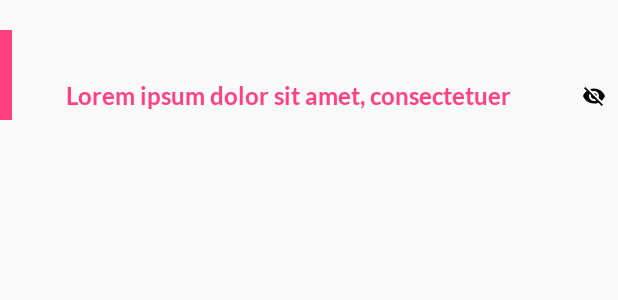
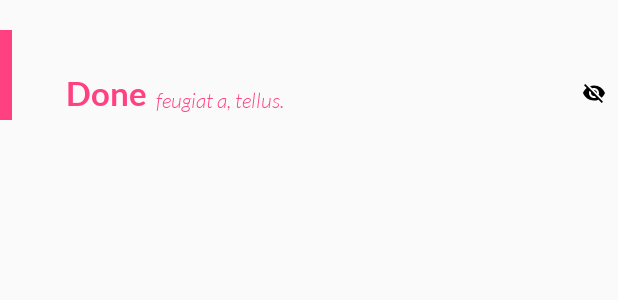
Before and after one commit to Yorxxx/playednext, an Android app: the layout gamerelation_list_header.xml on its own in the app's theme, with its tools: preview values and no code run, on a phone screen of 412 x 824 dp. Shown: the top 300 px of the screen. Run offline under Robolectric (Android 15) with nearby library versions, the phone set to English and light mode, and no system bars.

```diff
--- a/app/src/main/res/layout/gamerelation_list_header.xml
+++ b/app/src/main/res/layout/gamerelation_list_header.xml
@@ -30,12 +30,23 @@
         <com.piticlistudio.playednext.ui.widget.CustomTextView
             android:id="@+id/text"
             style="@style/GameRelationList.Cell.Header"
-            android:layout_width="0dp"
+            android:layout_width="wrap_content"
             android:layout_height="wrap_content"
             android:layout_gravity="center"
             android:layout_marginStart="@dimen/gamerelation_list_inner_items_margin"
+            android:gravity="center_vertical"
+            android:maxLines="1"
+            android:text="@string/gamerelation_list_header_title_done"/>
+
+        <com.piticlistudio.playednext.ui.widget.CustomTextView
+            android:id="@+id/subtitle"
+            style="@style/GameRelationList.Cell.Header.Subtitle"
+            android:layout_width="0dp"
+            android:layout_height="match_parent"
+            android:layout_gravity="center"
+            android:layout_marginStart="@dimen/gamerelation_list_inner_items_margin"
             android:layout_weight="1"
-            android:gravity="center_vertical"
+            android:gravity="bottom"
             android:maxLines="1"
             android:text="@string/lorem"/>
 
--- a/app/src/main/res/values/styles.xml
+++ b/app/src/main/res/values/styles.xml
@@ -80,7 +80,12 @@
     <style name="GameRelationList.Cell.Header" parent="Base.TextAppearance.AppCompat.Large">
         <item name="com.piticlistudio.playednext:font">fonts/Lato-Bold.ttf</item>
         <item name="android:textColor">@color/colorAccent</item>
-        <item name="android:textSize">16sp</item>
+
+    </style>
+
+    <style name="GameRelationList.Cell.Header.Subtitle" parent="Base.TextAppearance.AppCompat.Small">
+        <item name="com.piticlistudio.playednext:font">fonts/Lato-LightItalic.ttf</item>
+        <item name="android:textColor">@color/colorAccent</item>
     </style>
 
     <style name="GameRelationList.Cell.Subtitle" parent="Base.TextAppearance.AppCompat.Medium">
```
Also changed, not shown: app/src/main/java/com/piticlistudio/playednext/gamerelation/ui/list/adapter/GameRelationListAdapter.java (+12 -8 lines), app/src/main/java/com/piticlistudio/playednext/gamerelation/ui/list/adapter/models/HeaderModel.java (+8 -0 lines), app/src/main/res/values/strings.xml (+6 -1 lines).
